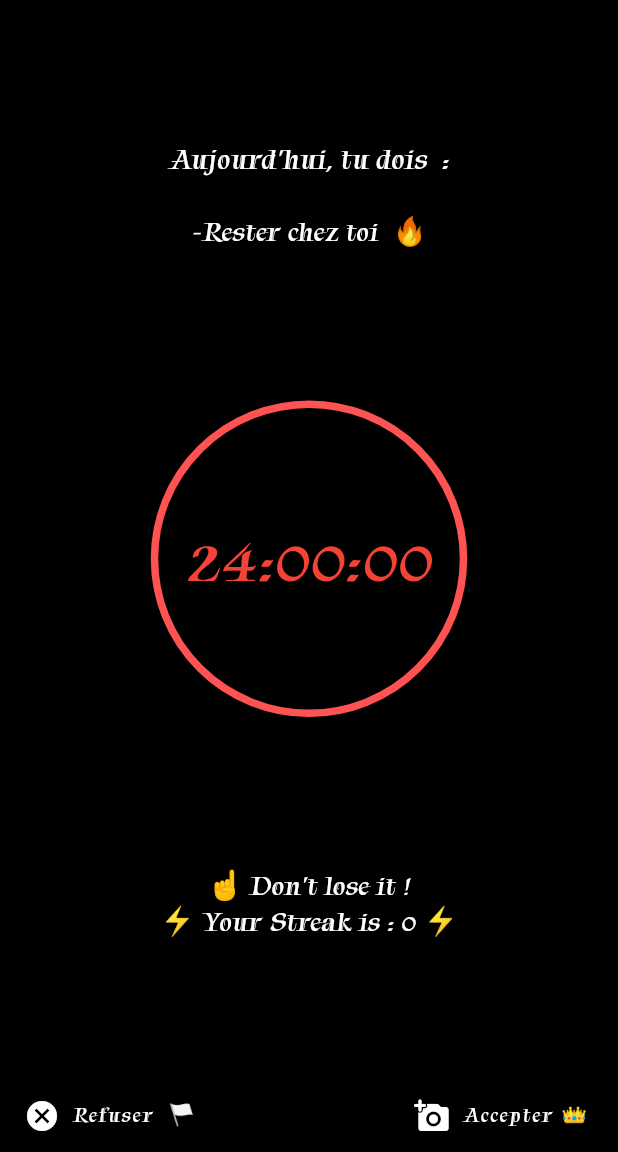
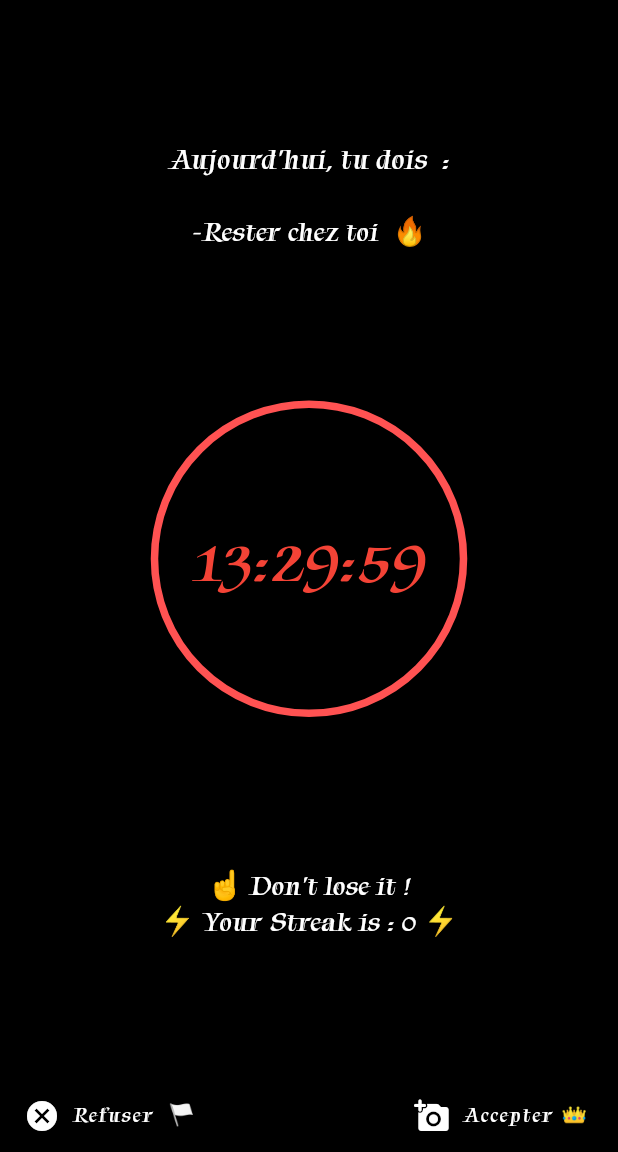
Before and after one commit to tariqanas/LE_PACTE, a Flutter app: the screen it shows after launch, on a phone screen of 412 x 824 dp, the part 84-1236 px from its top. Run offline on Flutter 3.47's test engine with Material 2 defaults, Android fonts, the phone set to English and light mode, and no system bars; drawn by our look-alikes of circular_countdown_timer; our stand-ins replace audioplayers, camera, fluttertoast.

Commit message:
Chrono & Toast

```diff
--- a/lib/globalvars/globalvars.dart
+++ b/lib/globalvars/globalvars.dart
@@ -1,3 +1,5 @@
+import 'package:eachday/utils/eachdayutils.dart';
+
 class GlobalVars {
   static int timeLeft = 86400;
   static String todayOrder = '';
--- a/lib/homescreen.dart
+++ b/lib/homescreen.dart
@@ -1,8 +1,7 @@
-import 'dart:js_util';
-
 import 'package:eachday/services/CameraPage.dart';
 import 'package:eachday/services/get_today_order.dart';
 import 'package:flutter/material.dart';
+import 'package:intl/intl.dart';
 import 'dart:async';
 import 'globalvars/globalvars.dart';
 import 'package:circular_countdown_timer/circular_countdown_timer.dart';
@@ -33,14 +32,14 @@ class _MyHomeScreenState extends State<HomeScreen> {
   @override
   void initState() {
     super.initState();
+    EachDaysUtils.howMuchTimeLeftAccordingToCurrentTime();
+    _verifyIfCountDownHit10MinutesOrNo();
     Future<String>.delayed(
             const Duration(seconds: 2), () => 'Chargement du nouveau défi.')
         .then((String value) {
       setState(() {
         EachDaysUtils.playTicTacSound();
         fetchOrder();
-        timer = Timer.periodic(const Duration(seconds: 1),
-            (Timer t) => _verifyIfCountDownHit10MinutesOrNo());
       });
     });
   }
@@ -155,8 +154,7 @@ class _MyHomeScreenState extends State<HomeScreen> {
   }
 
   _openAcceptChallenge() async {
-
-   GlobalVars.timeLeft = EachDaysUtils.convertTimeDurationToTimeStamp(
+    GlobalVars.timeLeft = EachDaysUtils.convertTimeDurationToTimeStamp(
         _countDownController.getTime());
     playerAccepted = true;
     await availableCameras().then(
@@ -180,9 +178,8 @@ class _MyHomeScreenState extends State<HomeScreen> {
   }
 
   _verifyIfCountDownHit10MinutesOrNo() {
-    if (_countDownController.getTime() == "00:10:00") {
+    if (GlobalVars.timeLeft <= 600) {
       EachDaysUtils.showEndingToast(false);
-      timer?.cancel();
     }
   }
 }
--- a/lib/utils/eachdayutils.dart
+++ b/lib/utils/eachdayutils.dart
@@ -1,6 +1,8 @@
 import 'package:audioplayers/audioplayers.dart';
 import 'package:flutter/material.dart';
 import 'package:fluttertoast/fluttertoast.dart';
+import 'package:intl/intl.dart';
+import 'package:eachday/globalvars/globalvars.dart';
 
 class EachDaysUtils {
   static AudioPlayer audioPlayer = AudioPlayer();
@@ -30,7 +32,7 @@ class EachDaysUtils {
 
   static showEndingToast(bool timerEnded) {
     Fluttertoast.showToast(
-        msg: timerEnded? endMessage: almostEndMessage,
+        msg: timerEnded ? endMessage : almostEndMessage,
         toastLength: Toast.LENGTH_LONG,
         gravity: ToastGravity.BOTTOM_LEFT,
         backgroundColor: Colors.red,
@@ -38,4 +40,15 @@ class EachDaysUtils {
         textColor: Colors.black,
         fontSize: 20.0);
   }
+
+  static howMuchTimeLeftAccordingToCurrentTime() {
+    var format = DateFormat("HH:mm:ss");
+    var one = format.parse("23:59:59");
+    var two = format.parse(DateTime.now().hour.toString() +
+        ":" +
+        DateTime.now().minute.toString() +
+        ":" +
+        DateTime.now().second.toString());
+    GlobalVars.timeLeft = one.difference(two).inSeconds.toInt();
+  }
 }
```
